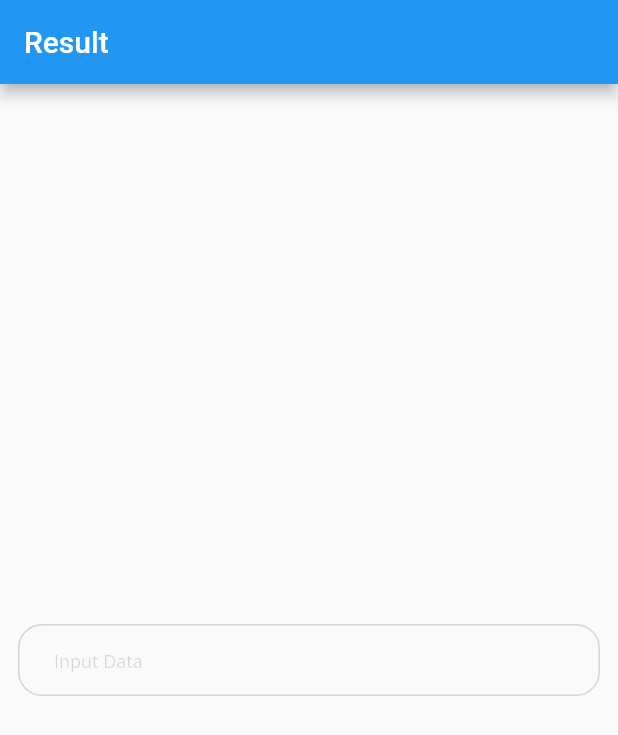
After one commit to firdaus452maulana/flutter_qrcode, a Flutter app: the ResultScan screen opened directly, on a phone screen of 412 x 824 dp. The commit adds this screen. Shown: the top 735 px of the screen. Run offline on Flutter 3.47's test engine with Material 2 defaults, Android fonts, the phone set to English and light mode, and no system bars; our stand-ins replace google_fonts, qr_flutter; missing offline and left inert: qr_code_scanner; statements that could not run were skipped.

Commit message:
Add scan QR Code

```diff
--- /dev/null
+++ b/lib/result_scan.dart
@@ -0,0 +1,80 @@
+import 'package:flutter/material.dart';
+import 'package:google_fonts/google_fonts.dart';
+
+class ResultScan extends StatefulWidget {
+  const ResultScan({key, this.data}) : super(key: key);
+
+  final String data;
+
+  @override
+  _ResultScanState createState() => _ResultScanState();
+}
+
+class _ResultScanState extends State<ResultScan> {
+
+  TextEditingController _dataController;
+
+  @override
+  void initState() {
+    // TODO: implement initState
+    super.initState();
+    _dataController = TextEditingController();
+    _dataController.text = widget.data;
+  }
+
+  @override
+  Widget build(BuildContext context) {
+    return Scaffold(
+      appBar: AppBar(
+        title: Text(
+          "Result"
+        ),
+      ),
+      body: Center(
+        child: Container(
+          margin: EdgeInsets.all(12),
+          padding: EdgeInsets.symmetric(vertical: 12),
+          child: TextFormField(
+            cursorColor: Colors.black,
+            style: GoogleFonts.openSans(fontSize: 12),
+            keyboardType: TextInputType.text,
+            controller: _dataController,
+            decoration: new InputDecoration(
+                fillColor: Colors.white,
+                border: OutlineInputBorder(
+                  borderRadius: BorderRadius.all(Radius.circular(16)),
+                ),
+                enabledBorder: OutlineInputBorder(
+                    borderRadius: BorderRadius.all(Radius.circular(16)),
+                    borderSide: BorderSide(
+                        color: Color(0xFF000000).withOpacity(0.15))),
+                focusedBorder: OutlineInputBorder(
+                    borderRadius: BorderRadius.all(Radius.circular(16)),
+                    borderSide: BorderSide(color: Color(0xFF1F3A93))),
+                filled: false,
+                contentPadding: EdgeInsets.only(left: 24.0, right: 24.0),
+                hintStyle: GoogleFonts.openSans(
+                    fontSize: 12,
+                    color: Color(0xFF000000).withOpacity(0.15)),
+                hintText: "Input Data",
+                errorBorder: OutlineInputBorder(
+                    borderRadius: BorderRadius.all(Radius.circular(16)),
+                    borderSide: BorderSide(color: Colors.red)),
+                focusedErrorBorder: OutlineInputBorder(
+                    borderRadius: BorderRadius.all(Radius.circular(16)),
+                    borderSide: BorderSide(color: Colors.red, width: 1)),
+                errorStyle: GoogleFonts.openSans(fontSize: 10)),
+            obscureText: false,
+            validator: (value) {
+              if (value.isEmpty) {
+                return "Field is required";
+              }
+              return null;
+            },
+            onSaved: (value) {},
+          ),
+        ),
+      ),
+    );
+  }
+}
--- a/pubspec.yaml
+++ b/pubspec.yaml
@@ -30,6 +30,7 @@ dependencies:
   cupertino_icons: ^1.0.2
   qr_flutter:
   google_fonts:
+  qr_code_scanner:
 
 dev_dependencies:
   flutter_test:
```
Also changed, not shown: lib/main.dart (+11 -3 lines), lib/scan_qrcode.dart (added, +60 -0 lines), pubspec.lock, 1 other file.
